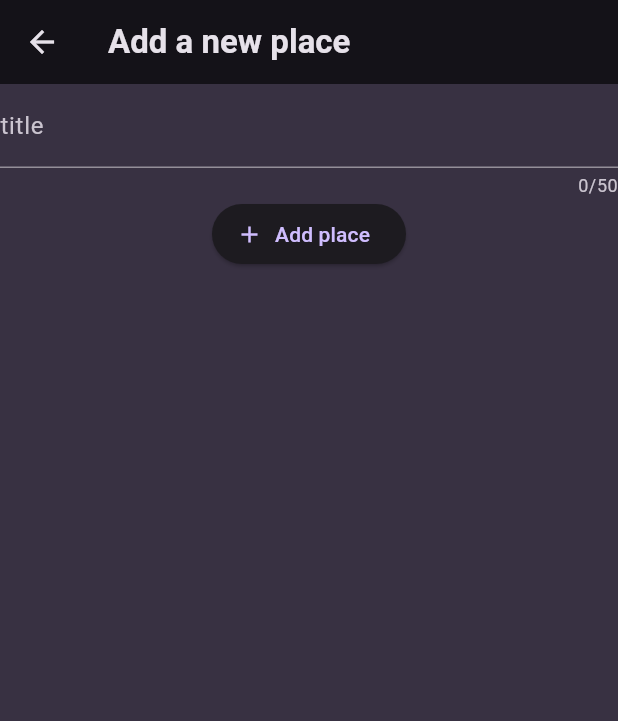
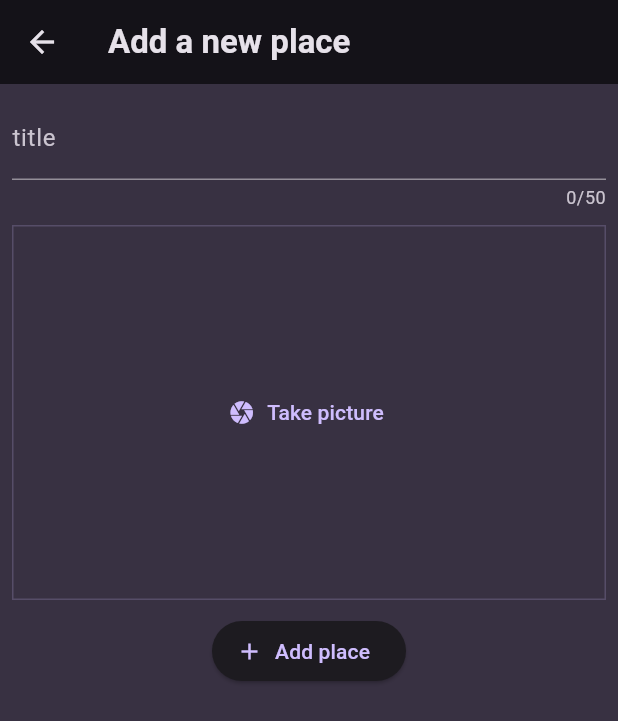
Before and after one commit to lehuutrong1702/favorite_places, a Flutter app: the screen it shows after launch, after a tap on the "add" icon, on a phone screen of 412 x 824 dp. Shown: the top 721 px of the screen. Run offline on Flutter 3.47's test engine with Material 3 defaults, Android fonts, the phone set to English and light mode, and no system bars; our stand-ins replace flutter_riverpod, google_fonts.

Commit message:
add image picker widget

```diff
--- /dev/null
+++ b/lib/widgets/image_picker.dart
@@ -0,0 +1,31 @@
+import 'package:flutter/material.dart';
+
+class ImagePicker extends StatefulWidget {
+  const ImagePicker({super.key});
+
+  @override
+  State<ImagePicker> createState() {
+    return _ImagePickerState();
+  }
+}
+
+class _ImagePickerState extends State<ImagePicker> {
+  @override
+  Widget build(BuildContext context) {
+    return Container(
+      decoration: BoxDecoration(
+        border: Border.all(
+          width: 1,
+          color: Theme.of(context).colorScheme.primary.withOpacity(0.2),
+        ),
+      ),
+      height: 250,
+      width: double.infinity,
+      alignment: Alignment.center,
+      child: TextButton.icon(
+          onPressed: () {},
+          icon: const Icon(Icons.camera),
+          label: const Text('Take picture')),
+    );
+  }
+}
--- a/lib/widgets/new_place.dart
+++ b/lib/widgets/new_place.dart
@@ -1,5 +1,6 @@
 import 'package:favorite_places/controllers/places_controller.dart';
 import 'package:favorite_places/models/place.dart';
+import 'package:favorite_places/widgets/image_picker.dart';
 import 'package:flutter/material.dart';
 import 'package:flutter_riverpod/flutter_riverpod.dart';
 
@@ -8,13 +9,13 @@ class NewPlace extends ConsumerWidget {
 
   final _formKey = GlobalKey<FormState>();
 
-  void _savePlace(BuildContext context,WidgetRef ref) {
-      if(_formKey.currentState!.validate()) {
+  void _savePlace(BuildContext context, WidgetRef ref) {
+    if (_formKey.currentState!.validate()) {
       _formKey.currentState!.save();
 
       Place newPlace = Place(title: _enteredTitle);
 
-        final controller = ref.read(placesControllerProvider)  ;
+      final controller = ref.read(placesControllerProvider);
 
       controller.addPlaces(newPlace);
 
@@ -30,7 +31,9 @@ class NewPlace extends ConsumerWidget {
       appBar: AppBar(
         title: const Text('Add a new place'),
       ),
-      body: Form(
+      body: Padding(
+        padding: const EdgeInsets.all(8.0),
+        child: Form(
           key: _formKey,
           child: Column(
             children: [
@@ -42,7 +45,6 @@ class NewPlace extends ConsumerWidget {
                 maxLength: 50,
                 decoration: const InputDecoration(
                   label: Text('title'),
-
                 ),
                 validator: (value) {
                   if (value == null ||
@@ -57,10 +59,18 @@ class NewPlace extends ConsumerWidget {
                   _enteredTitle = value!;
                 },
               ),
-            ElevatedButton.icon(onPressed: (){
+              const SizedBox(height: 10),
+              ImagePicker(),
+              const SizedBox(height: 10),
+              ElevatedButton.icon(
+                onPressed: () {
                   _savePlace(context, ref);
-            }, label: const Text('Add place'), icon: const Icon(Icons.add),) ,
+                },
+                label: const Text('Add place'),
+                icon: const Icon(Icons.add),
+              ),
             ],
+          ),
         ),
       ),
     );
--- a/lib/widgets/places_list.dart
+++ b/lib/widgets/places_list.dart
@@ -1,5 +1,6 @@
 import 'package:favorite_places/controllers/places_controller.dart';
 import 'package:favorite_places/widgets/new_place.dart';
+import 'package:favorite_places/widgets/place_detail.dart';
 import 'package:flutter/material.dart';
 import 'package:flutter_riverpod/flutter_riverpod.dart';
 
@@ -36,20 +37,24 @@ class PlacesList extends ConsumerWidget {
               );
 
               if (placeItems.isNotEmpty) {
-                content = Padding(
-                  padding: const EdgeInsets.all(8.0),
-                  child: ListView.builder(
+                content = ListView.builder(
                   itemCount: placeItems.length,
                   itemBuilder: (ctx, index) {
-                        return Container(
-                          margin: const EdgeInsets.all(8),
-                          child: Text(
+                    return ListTile(
+                      onTap: () {
+                        Navigator.of(context).push(
+                          MaterialPageRoute(builder: (ctx) {
+                            return PlaceDetail(place: placeItems[index]);
+                          }),
+                        );
+                      },
+                      title: Text(
                         placeItems[index].title,
                         style: Theme.of(context).textTheme.bodyLarge!.copyWith(
                             color: Theme.of(context).colorScheme.onBackground),
                       ),
                     );
-                      }),
+                  },
                 );
               }
 
```
Also changed, not shown: lib/widgets/place_detail.dart (added, +26 -0 lines). Lines whose indentation alone changed are shown as unchanged.
